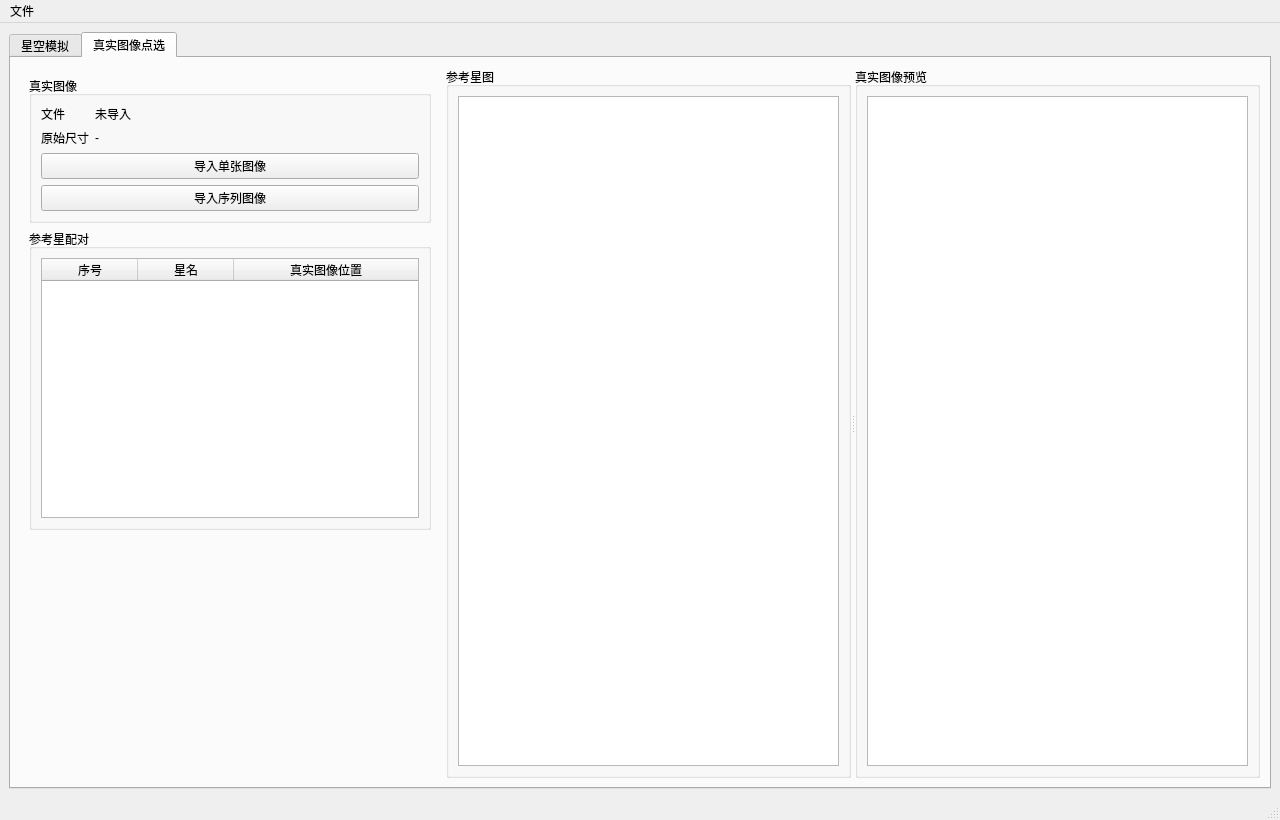
Old version of the form meteoalign/ui/main_window.ui in the repository HG731GZ/HGMeteoTool.
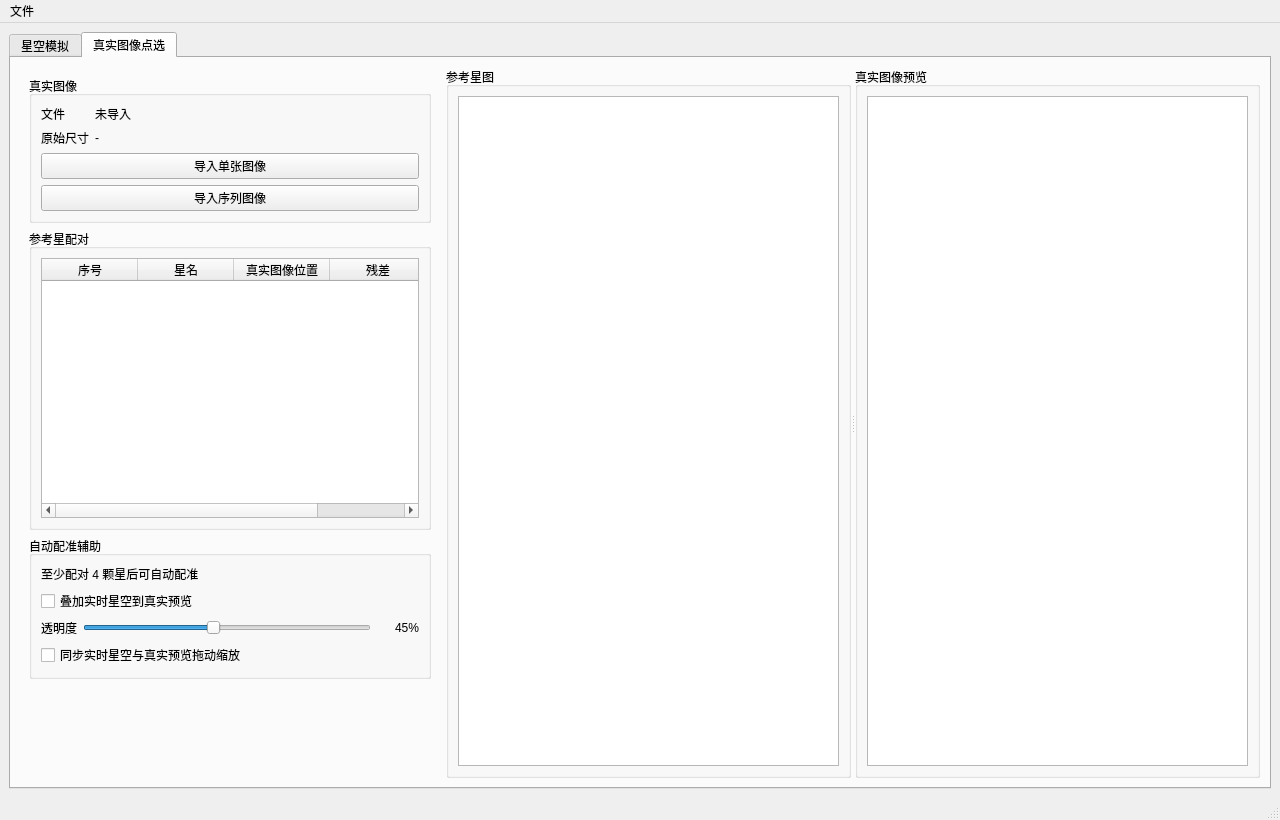
New version of the form. The open tabs and pages were chosen to show the change.

Commit message: 现在能把参考图像往真实图像上对齐了

```diff
--- a/meteoalign/ui/main_window.ui
+++ b/meteoalign/ui/main_window.ui
@@ -710,7 +710,7 @@
                  <number>0</number>
                 </property>
                 <property name="columnCount">
-                 <number>3</number>
+                 <number>4</number>
                 </property>
                 <attribute name="horizontalHeaderCascadingSectionResizes">
                  <bool>false</bool>
@@ -742,6 +742,87 @@
                   <string>真实图像位置</string>
                  </property>
                 </column>
+                <column>
+                 <property name="text">
+                  <string>残差</string>
+                 </property>
+                </column>
+               </widget>
+              </item>
+             </layout>
+            </widget>
+           </item>
+           <item>
+            <widget class="QGroupBox" name="groupBoxReferenceAlignment">
+             <property name="title">
+              <string>自动配准辅助</string>
+             </property>
+             <layout class="QVBoxLayout" name="verticalLayoutReferenceAlignment">
+              <item>
+               <widget class="QLabel" name="labelAlignmentTransformStatus">
+                <property name="text">
+                 <string>至少配对 4 颗星后可自动配准</string>
+                </property>
+                <property name="wordWrap">
+                 <bool>true</bool>
+                </property>
+               </widget>
+              </item>
+              <item>
+               <widget class="QCheckBox" name="checkBoxOverlayReferenceMap">
+                <property name="text">
+                 <string>叠加实时星空到真实预览</string>
+                </property>
+               </widget>
+              </item>
+              <item>
+               <layout class="QHBoxLayout" name="horizontalLayoutReferenceOverlayOpacity">
+                <item>
+                 <widget class="QLabel" name="labelReferenceOverlayOpacityTitle">
+                  <property name="text">
+                   <string>透明度</string>
+                  </property>
+                 </widget>
+                </item>
+                <item>
+                 <widget class="QSlider" name="horizontalSliderReferenceOverlayOpacity">
+                  <property name="minimum">
+                   <number>0</number>
+                  </property>
+                  <property name="maximum">
+                   <number>100</number>
+                  </property>
+                  <property name="value">
+                   <number>45</number>
+                  </property>
+                  <property name="orientation">
+                   <enum>Qt::Horizontal</enum>
+                  </property>
+                 </widget>
+                </item>
+                <item>
+                 <widget class="QLabel" name="labelReferenceOverlayOpacityValue">
+                  <property name="minimumSize">
+                   <size>
+                    <width>42</width>
+                    <height>0</height>
+                   </size>
+                  </property>
+                  <property name="alignment">
+                   <set>Qt::AlignRight|Qt::AlignTrailing|Qt::AlignVCenter</set>
+                  </property>
+                  <property name="text">
+                   <string>45%</string>
+                  </property>
+                 </widget>
+                </item>
+               </layout>
+              </item>
+              <item>
+               <widget class="QCheckBox" name="checkBoxSyncReferenceAndRealView">
+                <property name="text">
+                 <string>同步实时星空与真实预览拖动缩放</string>
+                </property>
                </widget>
               </item>
              </layout>
```
The commit also changes 4 other files.
